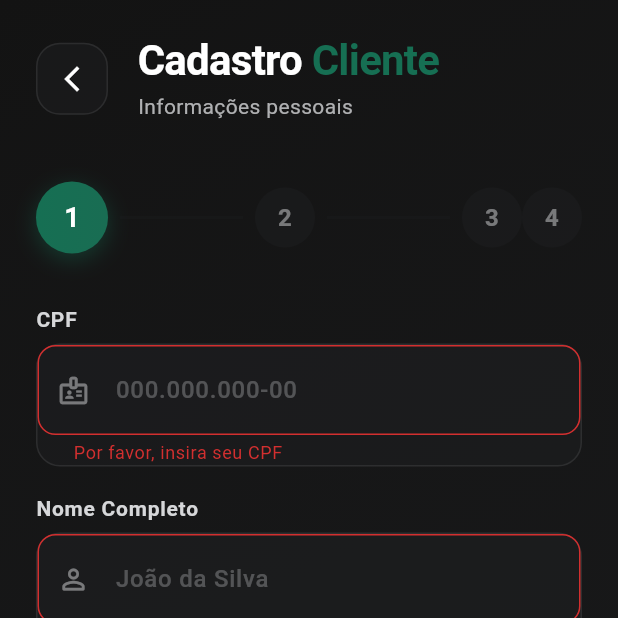
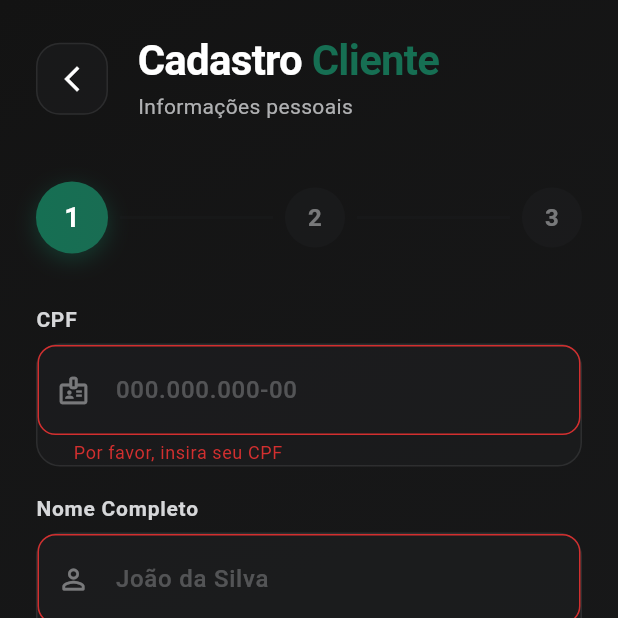
Before and after one commit to gabrielpaiva-projects/simplify, a Flutter app: the ClientRegistrationScreen screen opened directly, after a tap on "Próximo", on a phone screen of 412 x 824 dp, the top half of it. Run offline on Flutter 3.47's test engine with Material 3 defaults, Android fonts, the light colour scheme and no system bars; our stand-ins replace file_picker, image_picker, mask_text_input_formatter.

Commit message:
Revert "Add terms and conditions step to client and professional registration"
This reverts commit a345b08da4f5c0ea3082a15d06b403f422909c3d.

```diff
--- a/lib/features/auth/presentation/screens/client_registration_screen.dart
+++ b/lib/features/auth/presentation/screens/client_registration_screen.dart
@@ -72,7 +72,6 @@ class _ClientRegistrationScreenState extends State<ClientRegistrationScreen>
   bool _isPasswordVisible = false;
   bool _isConfirmPasswordVisible = false;
   bool _isSearchingCep = false;
-  bool _acceptedTerms = false;
 
   // Animations
   late AnimationController _fadeController;
@@ -238,19 +237,13 @@ class _ClientRegistrationScreenState extends State<ClientRegistrationScreen>
       case 2:
         isValid = _addressFormKey.currentState?.validate() ?? false;
         if (isValid) {
-        break;
-      case 3:
-        if (!_acceptedTerms) {
-          _showValidationError('Você precisa aceitar os termos e condições para continuar');
+          _submitRegistration();
           return;
-        }
-        _submitRegistration();
-        return;
         }
         break;
     }
 
-    if (isValid && _currentStep < 3) {
+    if (isValid && _currentStep < 2) {
       setState(() => _currentStep++);
       _pageController.nextPage(
         duration: const Duration(milliseconds: 400),
@@ -440,7 +433,6 @@ class _ClientRegistrationScreenState extends State<ClientRegistrationScreen>
                         _buildPersonalDataStep(),
                         _buildPasswordStep(),
                         _buildAddressStep(),
-                        _buildTermsStep(),
                       ],
                     ),
                   ),
@@ -544,8 +536,6 @@ class _ClientRegistrationScreenState extends State<ClientRegistrationScreen>
         return 'Crie sua senha de acesso';
       case 2:
         return 'Endereço completo';
-      case 3:
-        return 'Termos e Condições';
       default:
         return '';
     }
@@ -557,7 +547,7 @@ class _ClientRegistrationScreenState extends State<ClientRegistrationScreen>
       padding: const EdgeInsets.symmetric(horizontal: 24),
       child: Row(
         children: [
-          for (int i = 0; i < 4; i++) ...[
+          for (int i = 0; i < 3; i++) ...[
             _buildStepDot(i),
             if (i < 2) _buildStepConnector(i),
           ],
@@ -1173,8 +1163,8 @@ class _ClientRegistrationScreenState extends State<ClientRegistrationScreen>
           Expanded(
             child: _buildPrimaryButton(
               onPressed: _isLoading ? null : _nextStep,
-              label: _currentStep == 3 ? 'Finalizar' : 'Próximo',
-              icon: _currentStep == 3 ? Icons.check : Icons.arrow_forward_ios,
+              label: _currentStep == 2 ? 'Finalizar' : 'Próximo',
+              icon: _currentStep == 2 ? Icons.check : Icons.arrow_forward_ios,
               isLoading: _isLoading,
             ),
           ),
```
Also changed, not shown: lib/features/auth/presentation/screens/professional_registration_screen.dart (+4 -11 lines).
